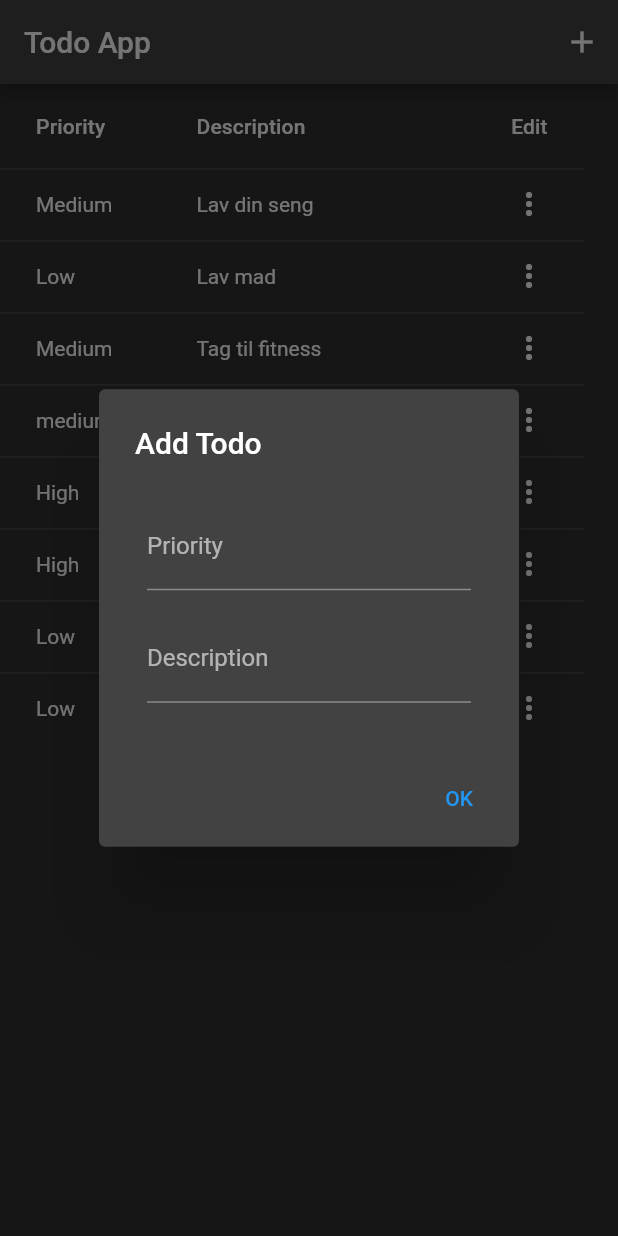
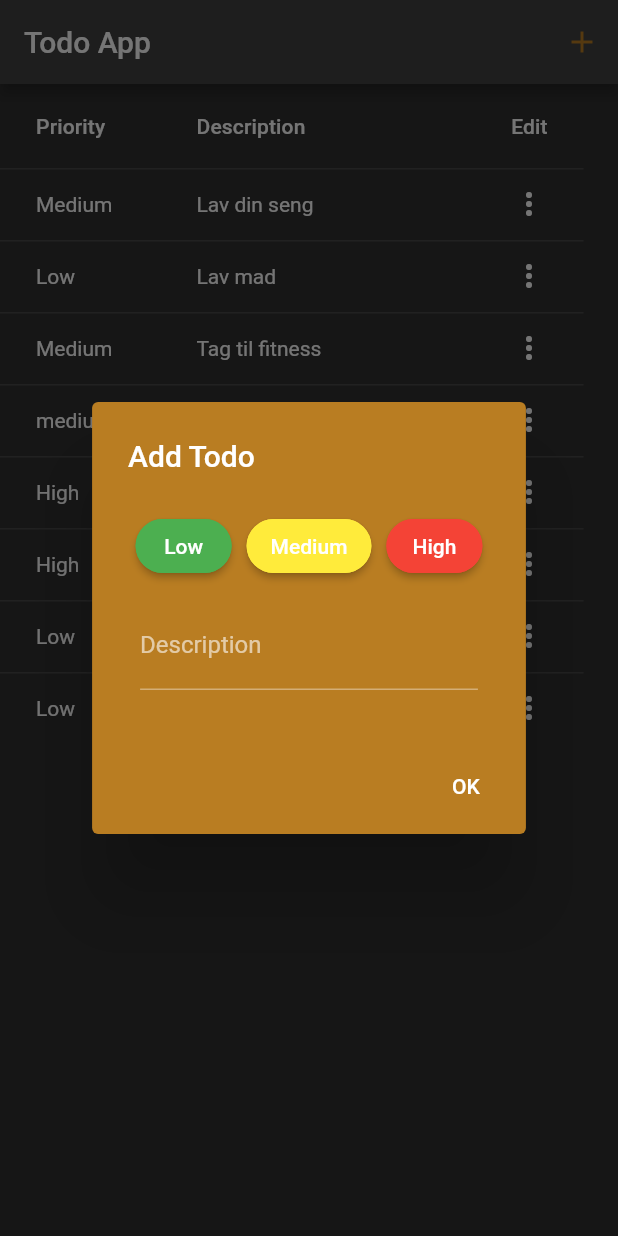
Before and after one commit to Abed01-lab/FlutterTodoApp, a Flutter app: the screen it shows after launch, after a tap on the "add" icon, on a phone screen of 412 x 824 dp. Run offline on Flutter 3.47's test engine with Material 2 defaults, Android fonts, the phone set to English and light mode, and no system bars.

Commit message:
fixed bug

```diff
--- /dev/null
+++ b/lib/Components/todolist.dart
@@ -0,0 +1,109 @@
+import 'package:flutter/material.dart';
+import '../classes/todo.dart';
+
+class TodoList extends StatefulWidget {
+  List<Todo> todos;
+  TodoList({Key? key, required this.todos}) : super(key: key);
+
+  @override
+  State<TodoList> createState() => _TodoListState();
+}
+
+class _TodoListState extends State<TodoList> {
+  String editedDescription = '';
+  String editedPriority = '';
+
+  changeTodo(int index, String description, String priority) {
+    setState(() {
+      widget.todos[index].description = description;
+      widget.todos[index].priority = priority;
+    });
+  }
+
+  Column editTodoContent(Todo todo) {
+    editedDescription = todo.description;
+    editedPriority = todo.priority;
+    return Column(
+      children: [
+        Padding(
+          padding: const EdgeInsets.all(8),
+          child: TextFormField(
+            initialValue: todo.priority,
+            onChanged: (value) => setState(() {
+              editedPriority = value;
+            }),
+            decoration: const InputDecoration(
+                border: UnderlineInputBorder(), labelText: 'Priority'),
+          ),
+        ),
+        Padding(
+          padding: const EdgeInsets.all(8),
+          child: TextFormField(
+            initialValue: todo.description,
+            onChanged: (value) => setState(() {
+              editedDescription = value;
+            }),
+            decoration: const InputDecoration(
+                border: UnderlineInputBorder(), labelText: 'Description'),
+          ),
+        )
+      ],
+    );
+  }
+
+  List<DataColumn> getColumns(List<String> columns) {
+    return columns.map((String column) {
+      return DataColumn(
+        label: Text(column),
+      );
+    }).toList();
+  }
+
+  List<DataRow> getRows(List<Todo> todos, BuildContext context) {
+    return todos.asMap().entries.map((entry) {
+      return DataRow(cells: [
+        DataCell(
+          Text(entry.value.priority),
+        ),
+        DataCell(
+          Text(entry.value.description),
+        ),
+        DataCell(
+          onTap: () {
+            AlertDialog alert = AlertDialog(
+              title: const Text('Add Todo'),
+              content: Wrap(
+                children: [editTodoContent(entry.value)],
+              ),
+              actions: [
+                TextButton(
+                  onPressed: () {
+                    changeTodo(entry.key, editedDescription, editedPriority);
+                    Navigator.of(context).pop();
+                  },
+                  child: const Text('Save Edit'),
+                )
+              ],
+            );
+
+            showDialog(
+                context: context,
+                builder: (BuildContext context) {
+                  return alert;
+                });
+          },
+          Icon(Icons.more_vert),
+        ),
+      ]);
+    }).toList();
+  }
+
+  @override
+  Widget build(BuildContext context) {
+    final columns = ['Priority', 'Description', 'Edit'];
+    return DataTable(
+      columns: getColumns(columns),
+      rows: getRows(widget.todos, context),
+    );
+  }
+}
--- /dev/null
+++ b/lib/data/priorities.dart
@@ -0,0 +1 @@
+List<String> priorities = ['High', 'Medium', 'Low'];
--- a/lib/main.dart
+++ b/lib/main.dart
@@ -1,9 +1,8 @@
 import 'package:flutter/material.dart';
 import 'classes/todo.dart';
 import './data/todos.dart';
-
-var newPriority;
-var newDescription;
+import './data/priorities.dart';
+import 'Components/todolist.dart';
 
 void main() {
   runApp(MyApp());
@@ -20,7 +19,7 @@ class MyApp extends StatelessWidget {
     return MaterialApp(
       theme: ThemeData.dark(),
       debugShowCheckedModeBanner: false,
-      home: HomePage(),
+      home: const HomePage(),
     );
   }
 }
@@ -35,31 +34,70 @@ class HomePage extends StatefulWidget {
 }
 
 class _HomePageState extends State<HomePage> {
-  Column editTodoContent(Todo todo) {
+  Color? addColor = const Color.fromARGB(255, 185, 125, 34);
+  String newPriority = '';
+  String newDescription = '';
+  int currentIndex = 0;
+  Column addTodoContent() {
     return Column(
       children: [
+        Row(
+          children: [
             Padding(
-          padding: const EdgeInsets.all(8),
-          child: TextFormField(
-            initialValue: todo.priority,
-            onChanged: (value) => setState(() {
-              newPriority = value;
-            }),
-            decoration: const InputDecoration(
-                border: UnderlineInputBorder(), labelText: 'Priority'),
+              padding: const EdgeInsets.all(5),
+              child: ElevatedButton(
+                style: ButtonStyle(
+                    backgroundColor: MaterialStateProperty.all(Colors.green),
+                    shape: MaterialStateProperty.all<RoundedRectangleBorder>(
+                        RoundedRectangleBorder(
+                            borderRadius: BorderRadius.circular(100.0),
+                            side: const BorderSide(color: Colors.green)))),
+                onPressed: () {},
+                child: const Text('Low'),
               ),
+            ),
+            Padding(
+              padding: const EdgeInsets.all(5),
+              child: ElevatedButton(
+                style: ButtonStyle(
+                  backgroundColor: MaterialStateProperty.all(Colors.yellow),
+                  shape: MaterialStateProperty.all<RoundedRectangleBorder>(
+                    RoundedRectangleBorder(
+                      borderRadius: BorderRadius.circular(100.0),
+                      side: const BorderSide(color: Colors.yellow),
+                    ),
+                  ),
+                ),
+                onPressed: () {},
+                child: const Text('Medium'),
+              ),
+            ),
+            Padding(
+              padding: const EdgeInsets.all(5),
+              child: ElevatedButton(
+                style: ButtonStyle(
+                  backgroundColor: MaterialStateProperty.all(Colors.red),
+                  shape: MaterialStateProperty.all<RoundedRectangleBorder>(
+                    RoundedRectangleBorder(
+                      borderRadius: BorderRadius.circular(100.0),
+                      side: const BorderSide(color: Colors.red),
+                    ),
+                  ),
+                ),
+                onPressed: () {},
+                child: const Text('High'),
+              ),
+            ),
+          ],
         ),
         Padding(
           padding: const EdgeInsets.all(8),
           child: TextFormField(
-            initialValue: todo.description,
-            onChanged: (value) => setState(() {
-              newDescription = value;
-            }),
+            onChanged: (value) => setState(() => newDescription = value),
             decoration: const InputDecoration(
                 border: UnderlineInputBorder(), labelText: 'Description'),
           ),
-        )
+        ),
       ],
     );
   }
@@ -71,15 +109,18 @@ class _HomePageState extends State<HomePage> {
         title: const Text('Todo App'),
         actions: [
           IconButton(
+            color: addColor,
             onPressed: () {
               AlertDialog alert = AlertDialog(
+                backgroundColor: addColor,
                 title: const Text('Add Todo'),
                 content: Wrap(
-                    children: [AddTodoContent()],
+                  children: [addTodoContent()],
                 ),
                 actions: [
                   TextButton(
                     onPressed: () {
+                      if (newDescription != '' || newPriority != '') {
                         var newTodo = Todo(
                             description: newDescription, priority: newPriority);
                         setState(() {
@@ -87,9 +128,13 @@ class _HomePageState extends State<HomePage> {
                           newDescription = '';
                           newPriority = '';
                         });
+                      }
                       Navigator.of(context).pop();
                     },
-                      child: const Text('OK'),
+                    child: const Text(
+                      'OK',
+                      style: TextStyle(color: Colors.white),
+                    ),
                   )
                 ],
               );
@@ -106,152 +151,7 @@ class _HomePageState extends State<HomePage> {
           )
         ],
       ),
-        body: TodoList());
-  }
-}
-
-class AddTodoContent extends StatefulWidget {
-  AddTodoContent({Key? key}) : super(key: key);
-
-  @override
-  State<AddTodoContent> createState() => _AddTodoContentState();
-}
-
-class _AddTodoContentState extends State<AddTodoContent> {
-  @override
-  Widget build(BuildContext context) {
-    return Column(
-      children: [
-        Padding(
-          padding: const EdgeInsets.all(8),
-          child: TextFormField(
-            onChanged: (value) => setState(() {
-              newPriority = value;
-            }),
-            decoration: const InputDecoration(
-                border: UnderlineInputBorder(), labelText: 'Priority'),
-          ),
-        ),
-        Padding(
-          padding: const EdgeInsets.all(8),
-          child: TextFormField(
-            onChanged: (value) => setState(() {
-              newDescription = value;
-            }),
-            decoration: const InputDecoration(
-                border: UnderlineInputBorder(), labelText: 'Description'),
-          ),
-        )
-      ],
+      body: TodoList(todos: allTodos),
     );
   }
 }
-
-class TodoList extends StatefulWidget {
-  const TodoList({Key? key}) : super(key: key);
-
-  @override
-  State<TodoList> createState() => _TodoListState();
-}
-
-class _TodoListState extends State<TodoList> {
-  String editedDescription = '';
-  String editedPriority = '';
-
-  changeTodo(int index, String description, String priority) {
-    setState(() {
-      allTodos[index].description = description;
-      allTodos[index].priority = priority;
-    });
-  }
-
-  Column editTodoContent(Todo todo) {
-    editedDescription = todo.description;
-    editedPriority = todo.priority;
-    return Column(
-      children: [
-        Padding(
-          padding: const EdgeInsets.all(8),
-          child: TextFormField(
-            initialValue: todo.priority,
-            onChanged: (value) => setState(() {
-              editedPriority = value;
-            }),
-            decoration: const InputDecoration(
-                border: UnderlineInputBorder(), labelText: 'Priority'),
-          ),
-        ),
-        Padding(
-          padding: const EdgeInsets.all(8),
-          child: TextFormField(
-            initialValue: todo.description,
-            onChanged: (value) => setState(() {
-              editedDescription = value;
-            }),
-            decoration: const InputDecoration(
-                border: UnderlineInputBorder(), labelText: 'Description'),
-          ),
-        )
-      ],
-    );
-  }
-
-  List<DataRow> getRows(List<Todo> todos, BuildContext context) {
-    return todos.asMap().entries.map((entry) {
-      return DataRow(cells: [
-        DataCell(
-          Text(entry.value.priority),
-        ),
-        DataCell(
-          Text(entry.value.description),
-        ),
-        DataCell(
-          onTap: () {
-            AlertDialog alert = AlertDialog(
-              title: const Text('Add Todo'),
-              content: Wrap(
-                children: [editTodoContent(entry.value)],
-              ),
-              actions: [
-                TextButton(
-                  onPressed: () {
-                    print(editedDescription);
-                    print(editedPriority);
-                    print(entry.key);
-                    changeTodo(entry.key, editedDescription, editedPriority);
-                    Navigator.of(context).pop();
-                  },
-                  child: const Text('Save Edit'),
-                )
-              ],
-            );
-
-            showDialog(
-                context: context,
-                builder: (BuildContext context) {
-                  return alert;
-                });
-          },
-          Icon(Icons.more_vert),
-        ),
-      ]);
-    }).toList();
-  }
-
-  @override
-  Widget build(BuildContext context) {
-    final columns = ['Priority', 'Description', 'Edit'];
-    return DataTable(
-      columns: getColumns(columns),
-      rows: getRows(allTodos, context),
-    );
-  }
-}
-
-List<DataColumn> getColumns(List<String> columns) {
-  return columns.map((String column) {
-    return DataColumn(
-      label: Text(column),
-    );
-  }).toList();
-}
```
Lines whose indentation alone changed are shown as unchanged.
